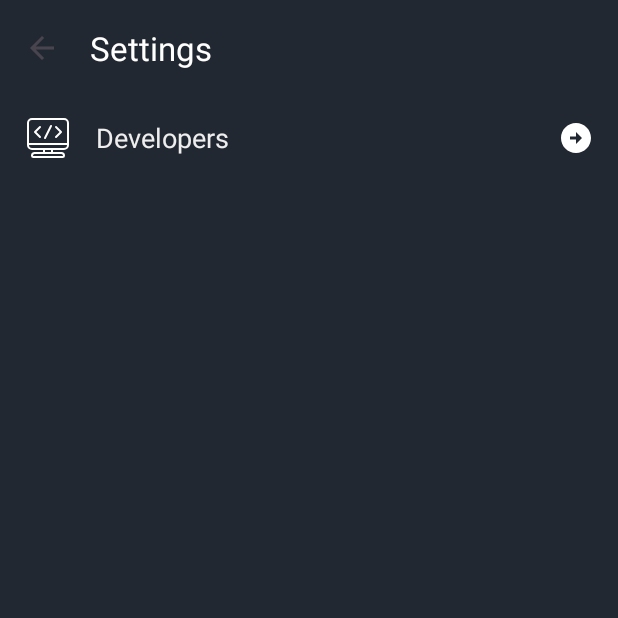
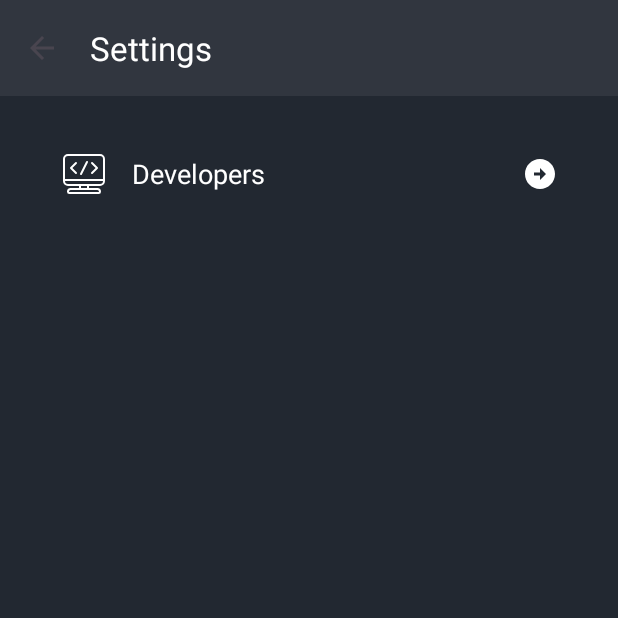
Before and after one commit to leanamariflor/MobileDevelopment, an Android app: the SettingsActivity screen opened directly, with no data from a screen before it, on a phone screen of 412 x 824 dp, the top half of it. Run offline under Robolectric (Android 15) with nearby library versions, the phone set to English and light mode, and no system bars.

```diff
--- a/app/src/main/AndroidManifest.xml
+++ b/app/src/main/AndroidManifest.xml
@@ -45,6 +45,10 @@
             android:exported="true"
             android:theme="@style/Theme.App.AniWatch" />
         <activity
+            android:name=".DevelopersActivity"
+            android:exported="true"
+            android:theme="@style/Theme.App.AniWatch" />
+        <activity
             android:name=".SplashActivity"
             android:exported="true"
             android:theme="@style/Theme.App.AniWatch">
--- a/app/src/main/java/com/anime/aniwatch/Settings.kt
+++ b/app/src/main/java/com/anime/aniwatch/Settings.kt
@@ -22,7 +22,7 @@ class SettingsActivity : AppCompatActivity() {
 
         val developersSection: LinearLayout = findViewById(R.id.developers)
         developersSection.setOnClickListener {
-            val intent = Intent(this, DevelopersFragment::class.java)
+            val intent = Intent(this, DevelopersActivity::class.java)
             startActivity(intent)
         }
     }
--- a/app/src/main/res/layout/activity_settings.xml
+++ b/app/src/main/res/layout/activity_settings.xml
@@ -1,24 +1,34 @@
 <?xml version="1.0" encoding="utf-8"?>
-<androidx.constraintlayout.widget.ConstraintLayout
+<LinearLayout
     xmlns:android="http://schemas.android.com/apk/res/android"
     xmlns:app="http://schemas.android.com/apk/res-auto"
-    xmlns:tools="http://schemas.android.com/tools"
     android:layout_width="match_parent"
     android:layout_height="match_parent"
-    android:background="@color/black"
-    tools:context=".SettingsActivity">
+    android:orientation="vertical"
+    android:background="@color/black">
 
     <!-- Toolbar -->
     <androidx.appcompat.widget.Toolbar
         android:id="@+id/toolbar"
         android:layout_width="match_parent"
+        android:layout_height="?attr/actionBarSize"
+        android:background="@color/nav_bar_color"
+        app:title="Settings"
+        app:titleTextColor="@android:color/white" />
+
+    <!-- Scrollable Content -->
+    <ScrollView
+        android:layout_width="match_parent"
         android:layout_height="wrap_content"
-        android:elevation="4dp"
-        android:background="@color/black"
-        app:title="Settings"
-        app:titleTextColor="@android:color/white"
-        app:layout_constraintTop_toTopOf="parent" />
+        android:fillViewport="true">
 
+        <LinearLayout
+            android:layout_width="match_parent"
+            android:layout_height="wrap_content"
+            android:orientation="vertical"
+            android:padding="24dp">
+
+            <!-- Developers Section -->
             <LinearLayout
                 android:id="@+id/developers"
                 android:layout_width="match_parent"
@@ -27,23 +37,20 @@
                 android:gravity="center_vertical"
                 android:paddingVertical="12dp"
                 android:clickable="true"
-        android:focusable="true"
-        app:layout_constraintTop_toBottomOf="@id/toolbar"
-        app:layout_constraintStart_toStartOf="parent"
-        app:layout_constraintEnd_toEndOf="parent">
+                android:focusable="true">
 
                 <ImageView
                     android:layout_width="32dp"
                     android:layout_height="32dp"
                     android:layout_marginStart="16dp"
-            android:src="@drawable/developers"/>
+                    android:src="@drawable/developers" />
 
                 <TextView
                     android:layout_width="0dp"
                     android:layout_height="wrap_content"
                     android:layout_weight="1"
                     android:text="Developers"
-            android:textColor="@color/white"
+                    android:textColor="@android:color/white"
                     android:textSize="18sp"
                     android:layout_marginStart="16dp"/>
 
@@ -54,4 +61,14 @@
                     android:src="@drawable/arrow_right"/>
             </LinearLayout>
 
-</androidx.constraintlayout.widget.ConstraintLayout>
+        </LinearLayout>
+    </ScrollView>
+
+    <!-- Fragment Container for DevelopersFragment -->
+    <FrameLayout
+        android:id="@+id/fragment_container"
+        android:layout_width="match_parent"
+        android:layout_height="match_parent"
+        android:visibility="gone" />
+
+</LinearLayout>
```
Also changed, not shown: app/src/main/java/com/anime/aniwatch/Developers.kt (+10 -15 lines), app/src/main/java/com/anime/aniwatch/Search.kt (+10 -4 lines), app/src/main/java/com/anime/aniwatch/adapter/MovieAdapter.kt (+9 -2 lines), app/src/main/res/layout/activity_developers.xml (renamed from app/src/main/res/layout/fragment_developers.xml, +4 -3 lines), app/src/main/res/layout/activity_sign_in.xml (+11 -23 lines), app/src/main/res/layout/activity_sign_up.xml (+3 -12 lines). Lines whose indentation alone changed are shown as unchanged.
